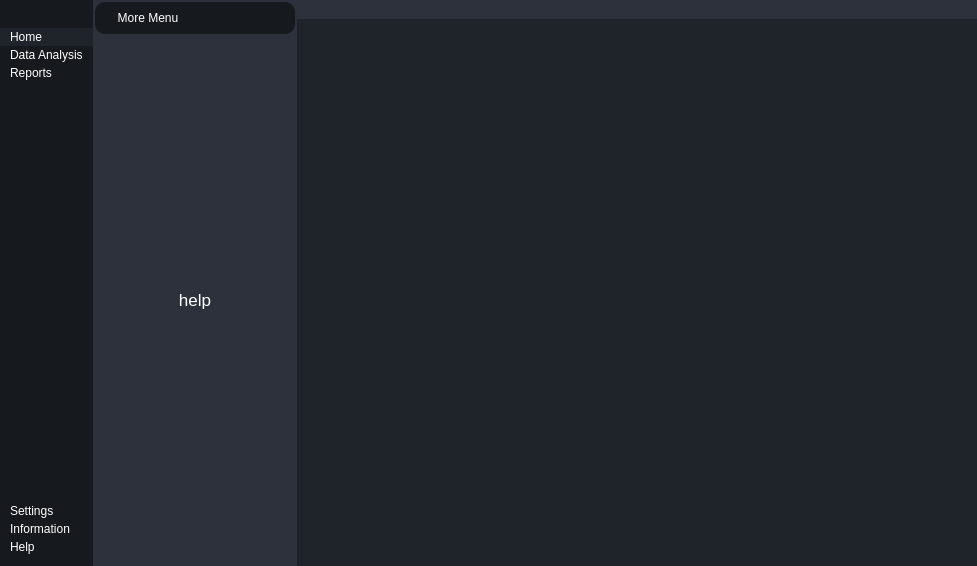
The window that interface.ui (IcaroQueiroz/integrAgir) describes before a commit, drawn with Qt 5.
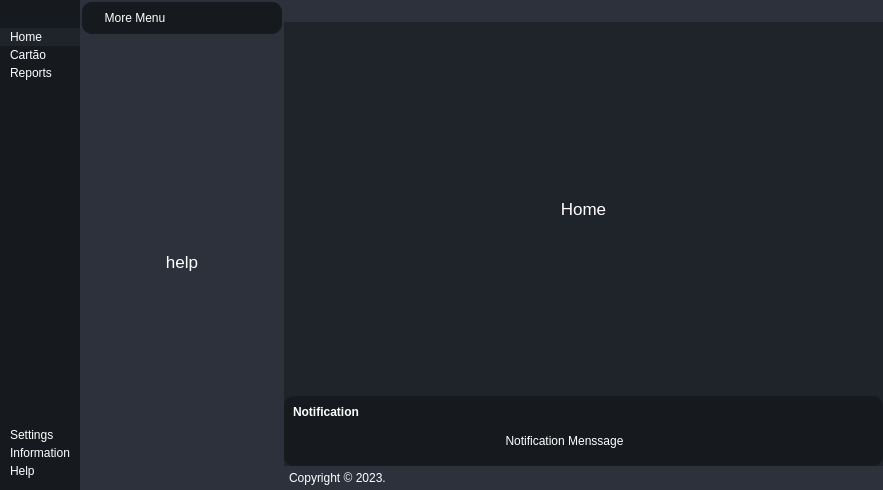
The same window after the commit. The open tabs and pages were chosen to show the change. Icons and pictures are not drawn.

Patch:
```diff
--- a/interface.ui
+++ b/interface.ui
@@ -6,8 +6,8 @@
    <rect>
     <x>0</x>
     <y>0</y>
-    <width>977</width>
-    <height>566</height>
+    <width>883</width>
+    <height>490</height>
    </rect>
   </property>
   <property name="windowTitle">
@@ -41,11 +41,11 @@
 	background-color: #2c313c;
 }
 
-#frame_4{
+#frame_4, #popupNotificationContainer{
 	background-color: #16191d;
 	border-radius:10px;	
 }
-#headerContainer{
+#headerContainer, #footerContainer{
 	background-color: #2c313c;
 		
 }</string>
@@ -203,7 +203,7 @@
                 <string>Data</string>
                </property>
                <property name="text">
-                <string>Data Analysis</string>
+                <string>Cartão</string>
                </property>
                <property name="icon">
                 <iconset resource="Resources.qrc">
@@ -536,7 +536,7 @@
        <property name="bottomMargin">
         <number>0</number>
        </property>
-       <item alignment="Qt::AlignTop">
+       <item>
         <widget class="QWidget" name="headerContainer" native="true">
          <layout class="QHBoxLayout" name="horizontalLayout_5">
           <property name="spacing">
@@ -567,16 +567,16 @@
               <number>0</number>
              </property>
              <property name="leftMargin">
-              <number>0</number>
+              <number>6</number>
              </property>
              <property name="topMargin">
               <number>5</number>
              </property>
              <property name="rightMargin">
-              <number>0</number>
+              <number>5</number>
              </property>
              <property name="bottomMargin">
-              <number>0</number>
+              <number>3</number>
              </property>
              <item>
               <widget class="QLabel" name="label_5">
@@ -680,13 +680,13 @@
               <number>0</number>
              </property>
              <property name="leftMargin">
-              <number>0</number>
-             </property>
-             <property name="topMargin">
               <number>5</number>
              </property>
+             <property name="topMargin">
+              <number>2</number>
+             </property>
              <property name="rightMargin">
-              <number>0</number>
+              <number>6</number>
              </property>
              <property name="bottomMargin">
               <number>0</number>
@@ -702,8 +702,8 @@
                </property>
                <property name="iconSize">
                 <size>
-                 <width>24</width>
-                 <height>24</height>
+                 <width>20</width>
+                 <height>20</height>
                 </size>
                </property>
               </widget>
@@ -719,8 +719,8 @@
                </property>
                <property name="iconSize">
                 <size>
-                 <width>24</width>
-                 <height>24</height>
+                 <width>20</width>
+                 <height>20</height>
                 </size>
                </property>
               </widget>
@@ -736,8 +736,8 @@
                </property>
                <property name="iconSize">
                 <size>
-                 <width>24</width>
-                 <height>24</height>
+                 <width>20</width>
+                 <height>20</height>
                 </size>
                </property>
               </widget>
@@ -756,6 +756,227 @@
            <verstretch>0</verstretch>
           </sizepolicy>
          </property>
+         <layout class="QVBoxLayout" name="verticalLayout_11">
+          <property name="spacing">
+           <number>0</number>
+          </property>
+          <property name="leftMargin">
+           <number>0</number>
+          </property>
+          <property name="topMargin">
+           <number>0</number>
+          </property>
+          <property name="rightMargin">
+           <number>0</number>
+          </property>
+          <property name="bottomMargin">
+           <number>0</number>
+          </property>
+          <item>
+           <widget class="QWidget" name="mainContentContainer" native="true">
+            <layout class="QHBoxLayout" name="horizontalLayout_9">
+             <property name="spacing">
+              <number>0</number>
+             </property>
+             <property name="leftMargin">
+              <number>0</number>
+             </property>
+             <property name="topMargin">
+              <number>0</number>
+             </property>
+             <property name="rightMargin">
+              <number>0</number>
+             </property>
+             <property name="bottomMargin">
+              <number>0</number>
+             </property>
+             <item>
+              <widget class="QStackedWidget" name="stackedWidget_2">
+               <widget class="QWidget" name="pageHome">
+                <layout class="QVBoxLayout" name="verticalLayout_15">
+                 <item>
+                  <widget class="QLabel" name="labelHome">
+                   <property name="sizePolicy">
+                    <sizepolicy hsizetype="Expanding" vsizetype="Expanding">
+                     <horstretch>0</horstretch>
+                     <verstretch>0</verstretch>
+                    </sizepolicy>
+                   </property>
+                   <property name="font">
+                    <font>
+                     <pointsize>13</pointsize>
+                    </font>
+                   </property>
+                   <property name="text">
+                    <string>Home</string>
+                   </property>
+                   <property name="alignment">
+                    <set>Qt::AlignCenter</set>
+                   </property>
+                  </widget>
+                 </item>
+                </layout>
+               </widget>
+               <widget class="QWidget" name="pageCartao">
+                <layout class="QVBoxLayout" name="verticalLayout_16">
+                 <item>
+                  <widget class="QLabel" name="labelCarto">
+                   <property name="font">
+                    <font>
+                     <pointsize>13</pointsize>
+                    </font>
+                   </property>
+                   <property name="text">
+                    <string>Cartão</string>
+                   </property>
+                   <property name="alignment">
+                    <set>Qt::AlignCenter</set>
+                   </property>
+                  </widget>
+                 </item>
+                </layout>
+               </widget>
+               <widget class="QWidget" name="pageReports">
+                <layout class="QVBoxLayout" name="verticalLayout_17">
+                 <item>
+                  <widget class="QLabel" name="labelReports">
+                   <property name="font">
+                    <font>
+                     <pointsize>13</pointsize>
+                    </font>
+                   </property>
+                   <property name="text">
+                    <string>Reports</string>
+                   </property>
+                   <property name="alignment">
+                    <set>Qt::AlignCenter</set>
+                   </property>
+                  </widget>
+                 </item>
+                </layout>
+               </widget>
+              </widget>
+             </item>
+            </layout>
+           </widget>
+          </item>
+          <item>
+           <widget class="QWidget" name="popupNotificationContainer" native="true">
+            <layout class="QVBoxLayout" name="verticalLayout_12">
+             <property name="spacing">
+              <number>0</number>
+             </property>
+             <property name="leftMargin">
+              <number>0</number>
+             </property>
+             <property name="topMargin">
+              <number>0</number>
+             </property>
+             <property name="rightMargin">
+              <number>0</number>
+             </property>
+             <property name="bottomMargin">
+              <number>0</number>
+             </property>
+             <item>
+              <widget class="QWidget" name="widget" native="true">
+               <layout class="QVBoxLayout" name="verticalLayout_13">
+                <item>
+                 <widget class="QLabel" name="label_7">
+                  <property name="font">
+                   <font>
+                    <weight>75</weight>
+                    <bold>true</bold>
+                   </font>
+                  </property>
+                  <property name="text">
+                   <string>Notification</string>
+                  </property>
+                 </widget>
+                </item>
+                <item>
+                 <widget class="QFrame" name="frame_8">
+                  <property name="frameShape">
+                   <enum>QFrame::StyledPanel</enum>
+                  </property>
+                  <property name="frameShadow">
+                   <enum>QFrame::Raised</enum>
+                  </property>
+                  <layout class="QHBoxLayout" name="horizontalLayout_8">
+                   <item>
+                    <widget class="QLabel" name="label_6">
+                     <property name="sizePolicy">
+                      <sizepolicy hsizetype="Expanding" vsizetype="Preferred">
+                       <horstretch>0</horstretch>
+                       <verstretch>0</verstretch>
+                      </sizepolicy>
+                     </property>
+                     <property name="text">
+                      <string>Notification Menssage</string>
+                     </property>
+                     <property name="alignment">
+                      <set>Qt::AlignCenter</set>
+                     </property>
+                    </widget>
+                   </item>
+                   <item alignment="Qt::AlignRight">
+                    <widget class="QPushButton" name="pushButton_7">
+                     <property name="toolTip">
+                      <string>Fechar Notification</string>
+                     </property>
+                     <property name="text">
+                      <string/>
+                     </property>
+                     <property name="icon">
+                      <iconset resource="Resources.qrc">
+                       <normaloff>:/icons/icons/x-circle.svg</normaloff>:/icons/icons/x-circle.svg</iconset>
+                     </property>
+                     <property name="iconSize">
+                      <size>
+                       <width>20</width>
+                       <height>20</height>
+                      </size>
+                     </property>
+                    </widget>
+                   </item>
+                  </layout>
+                 </widget>
+                </item>
+               </layout>
+              </widget>
+             </item>
+            </layout>
+           </widget>
+          </item>
+          <item>
+           <widget class="QWidget" name="footerContainer" native="true">
+            <layout class="QVBoxLayout" name="verticalLayout_14" stretch="0">
+             <property name="spacing">
+              <number>5</number>
+             </property>
+             <property name="leftMargin">
+              <number>5</number>
+             </property>
+             <property name="topMargin">
+              <number>5</number>
+             </property>
+             <property name="rightMargin">
+              <number>5</number>
+             </property>
+             <property name="bottomMargin">
+              <number>5</number>
+             </property>
+             <item>
+              <widget class="QLabel" name="label_8">
+               <property name="text">
+                <string>Copyright © 2023.</string>
+               </property>
+              </widget>
+             </item>
+            </layout>
+           </widget>
+          </item>
+         </layout>
         </widget>
        </item>
       </layout>
```
Left out of the diff: 32 changed lines with no effect on the pictures.
